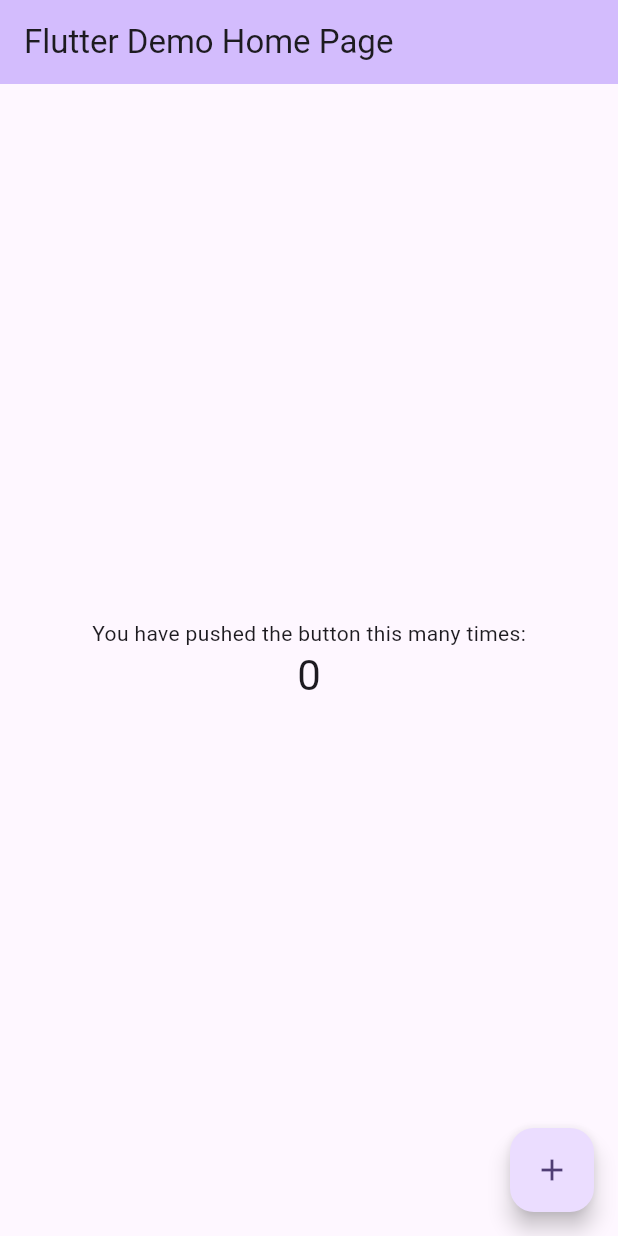
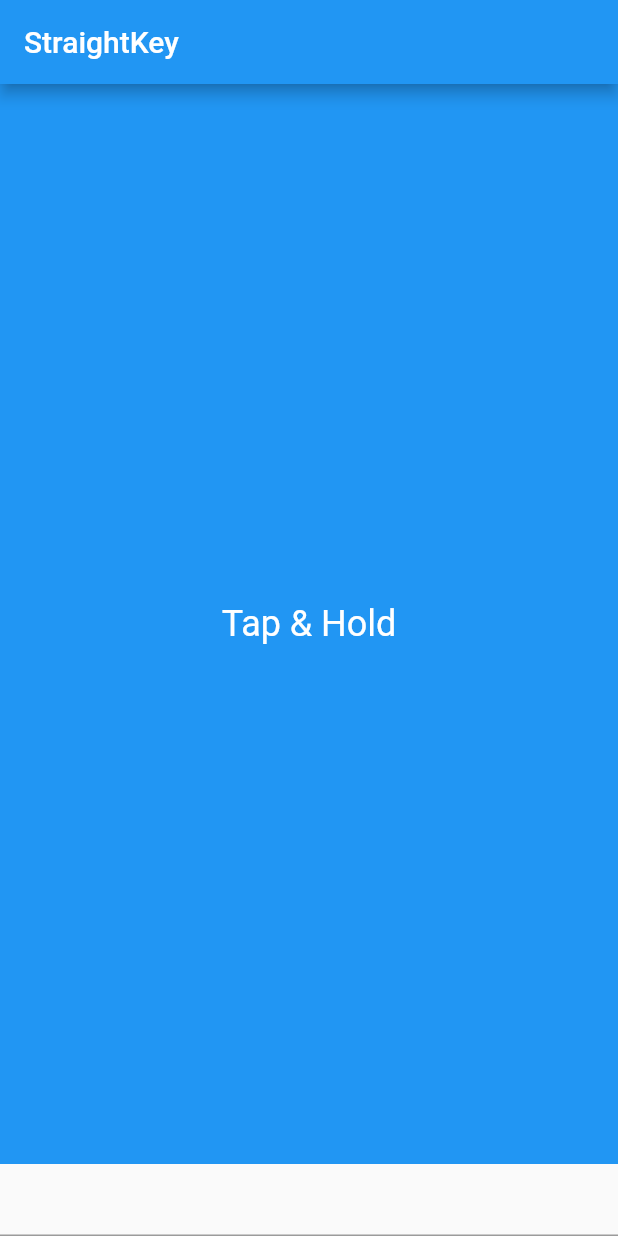
Before and after one commit to karlscholz/straightkey, a Flutter app: the screen it shows after launch, on a phone screen of 412 x 824 dp. Run offline on Flutter 3.47's test engine with Material 2 defaults, Android fonts, the light colour scheme and no system bars.

Commit message:
press button short for . and long for _

```diff
--- a/lib/main.dart
+++ b/lib/main.dart
@@ -1,4 +1,5 @@
 import 'package:flutter/material.dart';
+import 'package:straightkey/straight_key.dart';
 
 void main() {
   runApp(const MyApp());
@@ -7,119 +8,10 @@ void main() {
 class MyApp extends StatelessWidget {
   const MyApp({super.key});
 
-  // This widget is the root of your application.
   @override
   Widget build(BuildContext context) {
     return MaterialApp(
-      title: 'Flutter Demo',
-      theme: ThemeData(
-        // This is the theme of your application.
-        //
-        // TRY THIS: Try running your application with "flutter run". You'll see
-        // the application has a blue toolbar. Then, without quitting the app,
-        // try changing the seedColor in the colorScheme below to Colors.green
-        // and then invoke "hot reload" (save your changes or press the "hot
-        // reload" button in a Flutter-supported IDE, or press "r" if you used
-        // the command line to start the app).
-        //
-        // Notice that the counter didn't reset back to zero; the application
-        // state is not lost during the reload. To reset the state, use hot
-        // restart instead.
-        //
-        // This works for code too, not just values: Most code changes can be
-        // tested with just a hot reload.
-        colorScheme: ColorScheme.fromSeed(seedColor: Colors.deepPurple),
-        useMaterial3: true,
-      ),
-      home: const MyHomePage(title: 'Flutter Demo Home Page'),
+      home: StraightKey(), // Use StraightKey as the home widget
     );
   }
 }
-
-class MyHomePage extends StatefulWidget {
-  const MyHomePage({super.key, required this.title});
-
-  // This widget is the home page of your application. It is stateful, meaning
-  // that it has a State object (defined below) that contains fields that affect
-  // how it looks.
-
-  // This class is the configuration for the state. It holds the values (in this
-  // case the title) provided by the parent (in this case the App widget) and
-  // used by the build method of the State. Fields in a Widget subclass are
-  // always marked "final".
-
-  final String title;
-
-  @override
-  State<MyHomePage> createState() => _MyHomePageState();
-}
-
-class _MyHomePageState extends State<MyHomePage> {
-  int _counter = 0;
-
-  void _incrementCounter() {
-    setState(() {
-      // This call to setState tells the Flutter framework that something has
-      // changed in this State, which causes it to rerun the build method below
-      // so that the display can reflect the updated values. If we changed
-      // _counter without calling setState(), then the build method would not be
-      // called again, and so nothing would appear to happen.
-      _counter++;
-    });
-  }
-
-  @override
-  Widget build(BuildContext context) {
-    // This method is rerun every time setState is called, for instance as done
-    // by the _incrementCounter method above.
-    //
-    // The Flutter framework has been optimized to make rerunning build methods
-    // fast, so that you can just rebuild anything that needs updating rather
-    // than having to individually change instances of widgets.
-    return Scaffold(
-      appBar: AppBar(
-        // TRY THIS: Try changing the color here to a specific color (to
-        // Colors.amber, perhaps?) and trigger a hot reload to see the AppBar
-        // change color while the other colors stay the same.
-        backgroundColor: Theme.of(context).colorScheme.inversePrimary,
-        // Here we take the value from the MyHomePage object that was created by
-        // the App.build method, and use it to set our appbar title.
-        title: Text(widget.title),
-      ),
-      body: Center(
-        // Center is a layout widget. It takes a single child and positions it
-        // in the middle of the parent.
-        child: Column(
-          // Column is also a layout widget. It takes a list of children and
-          // arranges them vertically. By default, it sizes itself to fit its
-          // children horizontally, and tries to be as tall as its parent.
-          //
-          // Column has various properties to control how it sizes itself and
-          // how it positions its children. Here we use mainAxisAlignment to
-          // center the children vertically; the main axis here is the vertical
-          // axis because Columns are vertical (the cross axis would be
-          // horizontal).
-          //
-          // TRY THIS: Invoke "debug painting" (choose the "Toggle Debug Paint"
-          // action in the IDE, or press "p" in the console), to see the
-          // wireframe for each widget.
-          mainAxisAlignment: MainAxisAlignment.center,
-          children: <Widget>[
-            const Text(
-              'You have pushed the button this many times:',
-            ),
-            Text(
-              '$_counter',
-              style: Theme.of(context).textTheme.headlineMedium,
-            ),
-          ],
-        ),
-      ),
-      floatingActionButton: FloatingActionButton(
-        onPressed: _incrementCounter,
-        tooltip: 'Increment',
-        child: const Icon(Icons.add),
-      ), // This trailing comma makes auto-formatting nicer for build methods.
-    );
-  }
-}
--- /dev/null
+++ b/lib/straight_key.dart
@@ -0,0 +1,53 @@
+import 'package:flutter/material.dart';
+
+class StraightKey extends StatefulWidget {
+  @override
+  _StraightKeyState createState() => _StraightKeyState();
+}
+
+class _StraightKeyState extends State<StraightKey> {
+  final TextEditingController _controller = TextEditingController();
+  DateTime? _pressStartTime;
+
+  void _onTapDown(TapDownDetails details) {
+    _pressStartTime = DateTime.now();
+  }
+
+  void _onTapUp(TapUpDetails details) {
+    final duration = DateTime.now().difference(_pressStartTime!);
+    final character = duration.inMilliseconds < 500 ? '.' : '_';
+    _controller.text = _controller.text + character;
+  }
+
+  @override
+  Widget build(BuildContext context) {
+    return Scaffold(
+      appBar: AppBar(
+        title: Text('StraightKey'),
+      ),
+      body: Column(
+        children: [
+          Expanded(
+            child: GestureDetector(
+              onTapDown: _onTapDown,
+              onTapUp: _onTapUp,
+              child: Container(
+                color: Colors.blue,
+                child: Center(
+                  child: Text(
+                    'Tap & Hold',
+                    style: TextStyle(color: Colors.white, fontSize: 24),
+                  ),
+                ),
+              ),
+            ),
+          ),
+          TextField(
+            controller: _controller,
+            readOnly: true,
+          ),
+        ],
+      ),
+    );
+  }
+}
```
